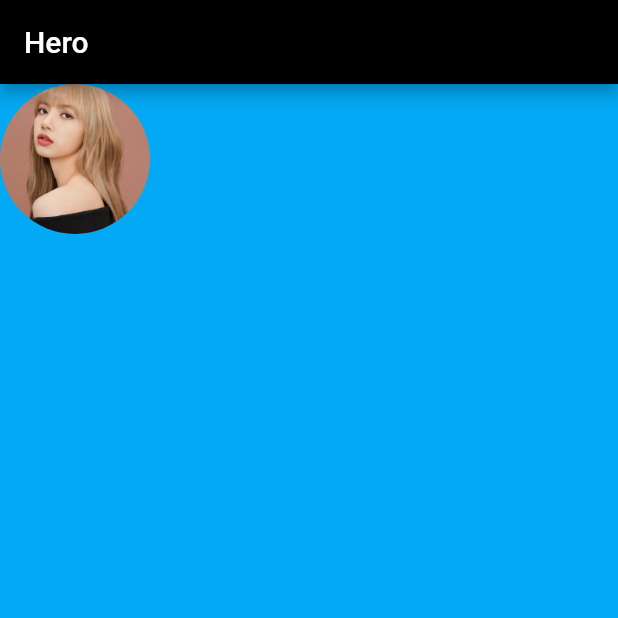
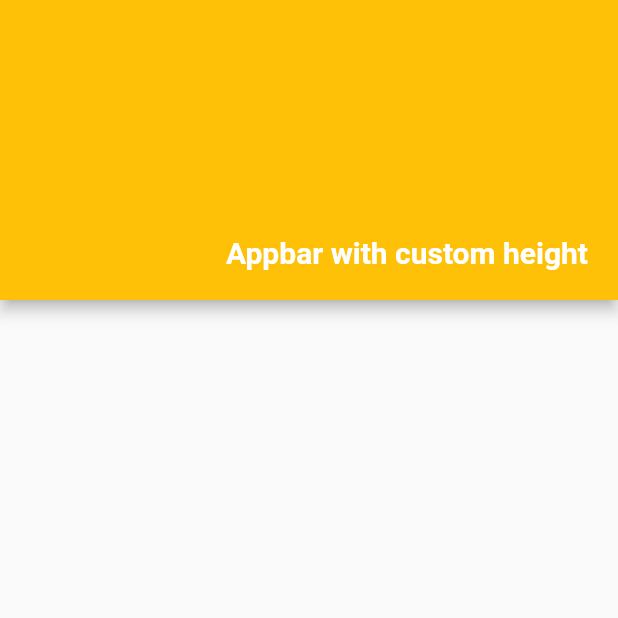
Before and after one commit to lewisccx/flutter_fundamental, a Flutter app: the screen it shows after launch, on a phone screen of 412 x 824 dp, the top half of it. Run offline on Flutter 3.47's test engine with Material 2 defaults, Android fonts, the phone set to English and light mode, and no system bars.

Commit message:
added custom size appbar

```diff
--- a/lib/main.dart
+++ b/lib/main.dart
@@ -15,7 +15,7 @@ class _MyAppState extends State<MyApp> {
 
   @override
   Widget build(BuildContext context) {
-    return MaterialApp(home: MainPage());
+    return MaterialApp(debugShowCheckedModeBanner: false, home: MainPage());
   }
 }
 
@@ -23,63 +23,29 @@ class MainPage extends StatelessWidget {
   @override
   Widget build(BuildContext context) {
     return Scaffold(
-      appBar: AppBar(
-        backgroundColor: Colors.black,
-        title: Text(
-          "Hero",
-          style: TextStyle(color: Colors.white),
+        appBar: PreferredSize(
+      preferredSize: Size.fromHeight(200),
+      child: AppBar(
+        backgroundColor: Colors.amber,
+        flexibleSpace: Stack(
+          children: [
+            Positioned(
+              bottom: 0,
+              right: 0,
+              child: Container(
+                margin: EdgeInsets.all(20),
+                child: Text(
+                  "Appbar with custom height",
+                  style: TextStyle(
+                      fontSize: 20,
+                      color: Colors.white,
+                      fontWeight: FontWeight.bold),
+                ),
+              ),
+            ),
+          ],
         ),
       ),
-      backgroundColor: Colors.lightBlue,
-      body: GestureDetector(
-        child: Hero(
-          tag: 'pp',
-          child: ClipRRect(
-            borderRadius: BorderRadius.circular(50),
-            child: Container(
-              width: 100,
-              height: 100,
-              child: Image(
-                  fit: BoxFit.cover, image: AssetImage("images/lisa.jpg")),
-            ),
-          ),
-        ),
-        onTap: () {
-          Navigator.push(context, MaterialPageRoute(builder: (context) {
-            return ProfilePage();
-          }));
-        },
-      ),
-    );
+    ));
   }
 }
-
-class ProfilePage extends StatelessWidget {
-  @override
-  Widget build(BuildContext context) {
-    return Scaffold(
-      appBar: AppBar(
-        backgroundColor: Colors.black,
-        title: Text(
-          "Hero",
-          style: TextStyle(color: Colors.white),
-        ),
-      ),
-      backgroundColor: Colors.lightBlue,
-      body: Center(
-        child: Hero(
-          tag: 'pp',
-          child: ClipRRect(
-            borderRadius: BorderRadius.circular(100),
-            child: Container(
-              width: 200,
-              height: 200,
-              child: Image(
-                  fit: BoxFit.cover, image: AssetImage("images/lisa.jpg")),
-            ),
-          ),
-        ),
-      ),
-    );
-  }
-}
```
